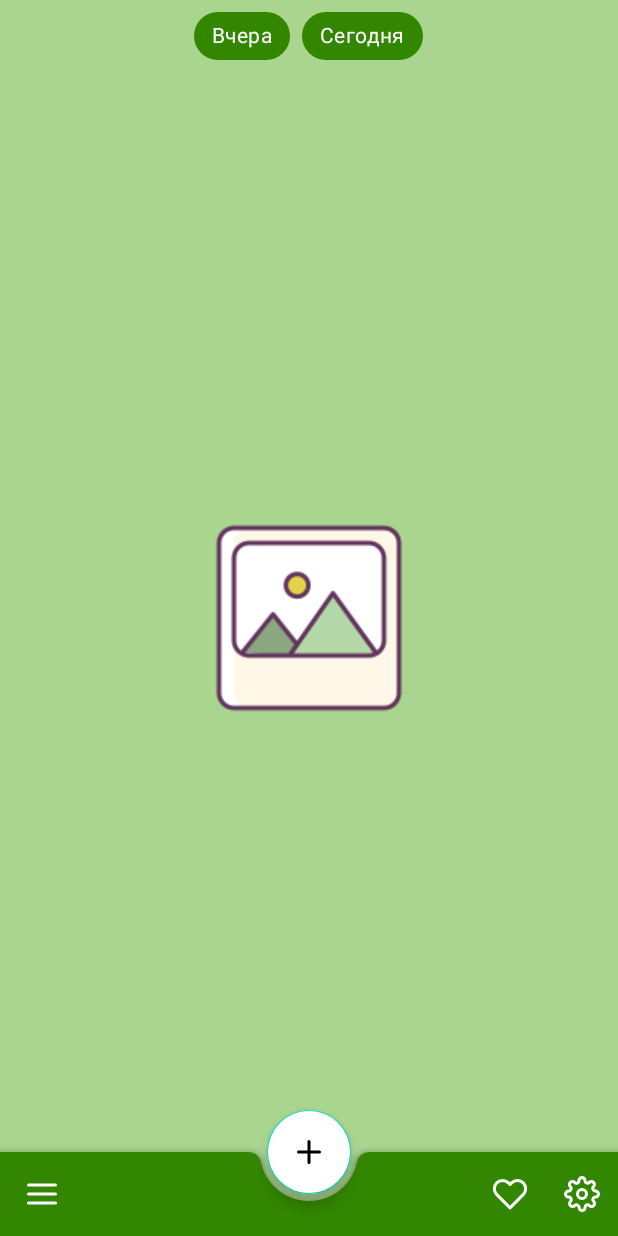
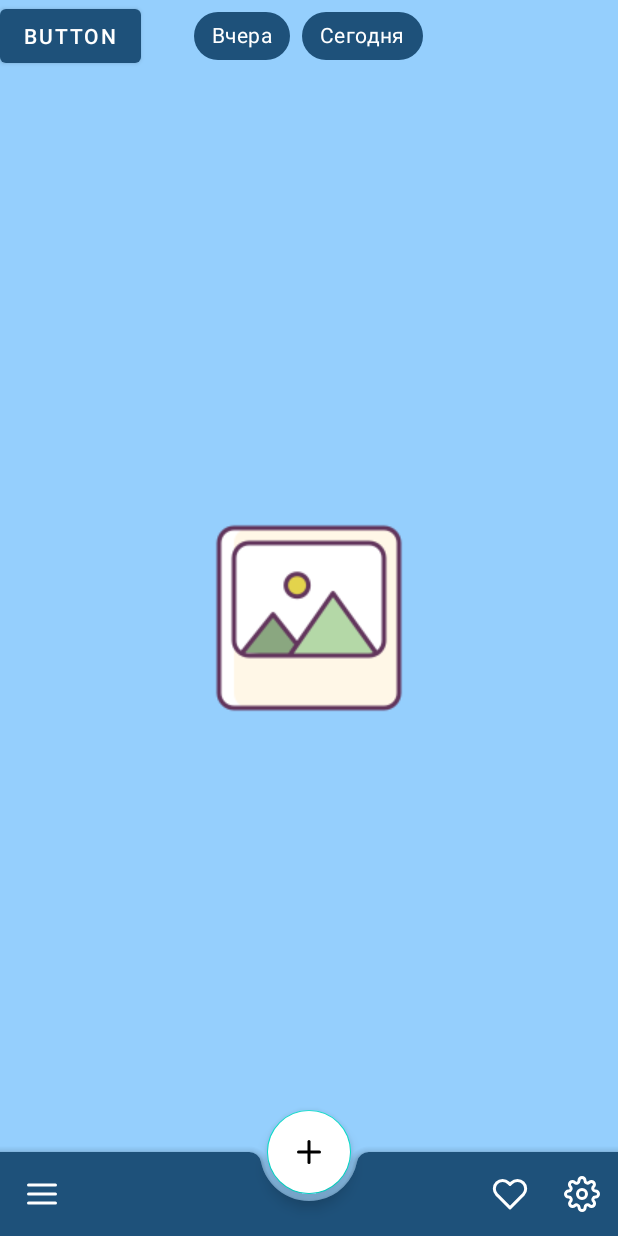
Before and after one commit to wowus94/MyPictureOfTheDay, an Android app: the screen it shows after launch (MainActivity), on a phone screen of 412 x 824 dp. Run offline under Robolectric (Android 15) with nearby library versions, the phone set to English and light mode, and no system bars; pictures from the network do not load.

Commit message:
ДЗ 1 : Попытки сделать смену тем по клику

```diff
--- a/app/src/main/java/com/example/mypictureoftheday/view/MainActivity.kt
+++ b/app/src/main/java/com/example/mypictureoftheday/view/MainActivity.kt
@@ -1,18 +1,30 @@
 package com.example.mypictureoftheday.view
 
 import android.os.Bundle
+import android.widget.Button
 import androidx.appcompat.app.AppCompatActivity
 import com.example.mypictureoftheday.R
 import com.example.mypictureoftheday.view.picture.PictureOfTheDayFragment
 
 class MainActivity : AppCompatActivity() {
+    private val KEY_SP = "sp"
+    private val KEY_CURRENT_THEME = "current_theme"
+
     override fun onCreate(savedInstanceState: Bundle?) {
         super.onCreate(savedInstanceState)
-        setTheme(R.style.MyGreenTheme)
+        //setTheme(R.style.MyGreenTheme)
         setContentView(R.layout.activity_main)
+        //var setThemeButton: Button? = null
         if (savedInstanceState == null) {
             supportFragmentManager.beginTransaction()
                 .replace(R.id.container, PictureOfTheDayFragment.newInstance()).commit()
         }
     }
+
+    fun setCurrentTheme(currentTheme: Int) {
+        val sharedPreferences = getSharedPreferences(KEY_SP, MODE_PRIVATE)
+        val editor = sharedPreferences.edit()
+        editor.putInt(KEY_CURRENT_THEME, currentTheme)
+        editor.apply()
+    }
 }
--- a/app/src/main/res/layout/activity_main.xml
+++ b/app/src/main/res/layout/activity_main.xml
@@ -4,4 +4,10 @@
     android:layout_width="match_parent"
     android:layout_height="match_parent">
 
+    <com.google.android.material.button.MaterialButton
+        android:id="@+id/setThemeButton"
+        android:layout_width="wrap_content"
+        android:layout_height="wrap_content"
+        android:text="Button" />
+
 </FrameLayout>
--- a/app/src/main/res/layout/fragment_picture_of_the_day.xml
+++ b/app/src/main/res/layout/fragment_picture_of_the_day.xml
@@ -4,8 +4,9 @@
     xmlns:tools="http://schemas.android.com/tools"
     android:layout_width="match_parent"
     android:layout_height="match_parent"
-    tools:context=".view.picture.PictureOfTheDayFragment"
-    android:background="?fonColor">
+    android:background="?fonColor"
+    tools:context=".view.picture.PictureOfTheDayFragment">
+
 
     <com.google.android.material.textfield.TextInputLayout
         android:id="@+id/inputLayout"
@@ -81,6 +82,6 @@
         android:layout_height="wrap_content"
         android:backgroundTint="@color/color_on_primary"
         app:layout_anchor="@id/bottom_app_bar"
-        app:srcCompat="@drawable/ic_plus_fab"/>
+        app:srcCompat="@drawable/ic_plus_fab" />
 
 </androidx.coordinatorlayout.widget.CoordinatorLayout>
--- a/app/src/main/res/values/strings.xml
+++ b/app/src/main/res/values/strings.xml
@@ -12,5 +12,8 @@
     <string name="today">Сегодня</string>
     <string name="screen_1">На экран 1</string>
     <string name="screen_2">На экран 2</string>
+    <string name="main_theme">Основная тема</string>
+    <string name="green_theme">Зеленая тема</string>
+    <string name="red_theme">Красная тема</string>
 
 </resources>
```
Also changed, not shown: app/src/main/java/com/example/mypictureoftheday/view/picture/PictureOfTheDayFragment.kt (+9 -0 lines), app/src/main/java/com/example/mypictureoftheday/view/picture/SetTheme.kt (added, +50 -0 lines), app/src/main/res/layout/set_theme_layout.xml (added, +18 -0 lines), app/src/main/res/menu/menu_set_theme.xml (added, +16 -0 lines).
